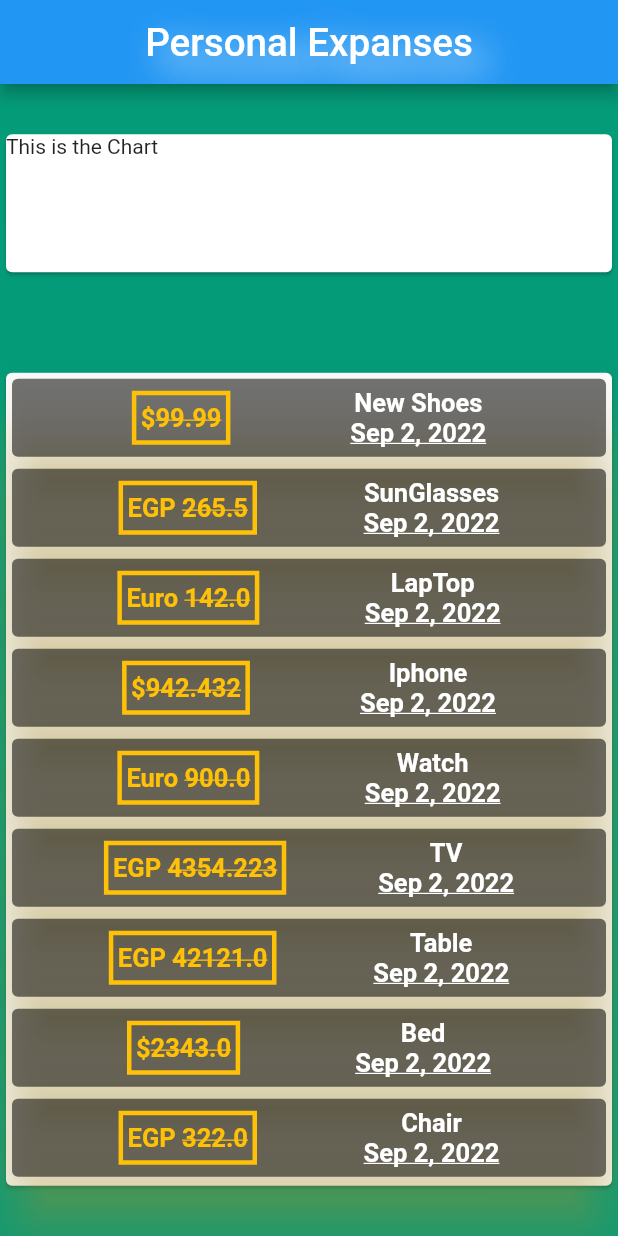
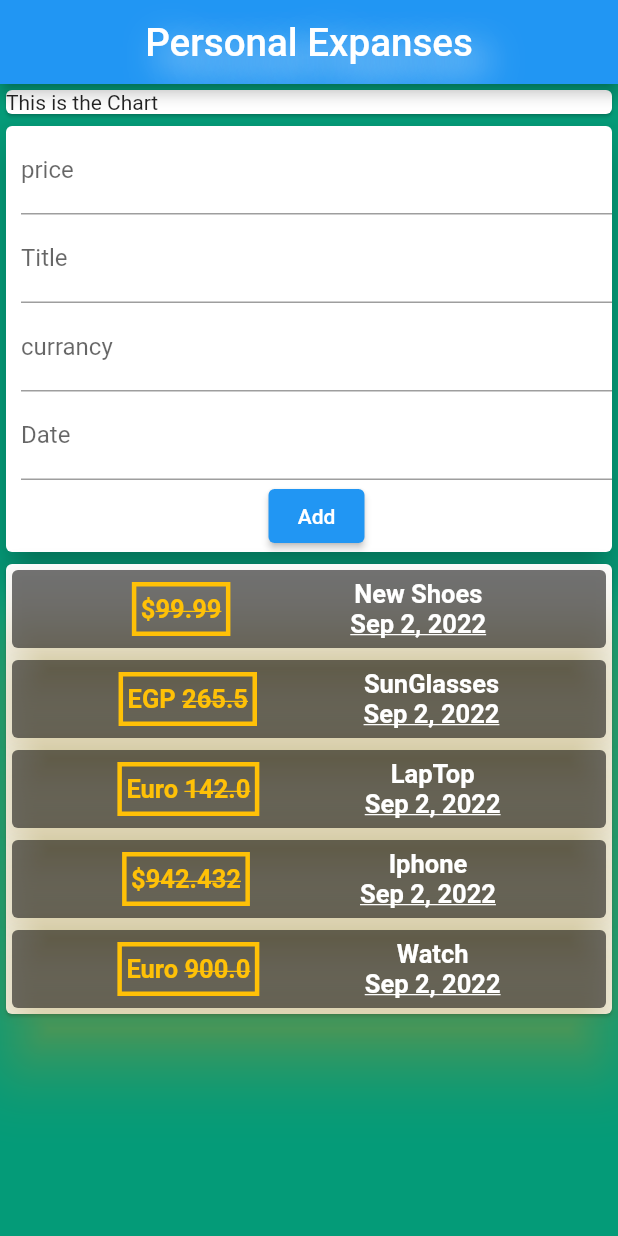
Before and after one commit to abdelazizSalah/LearningDartAndFlutter, a Flutter app: the screen it shows after launch, on a phone screen of 412 x 824 dp. Run offline on Flutter 3.47's test engine with Material 2 defaults, Android fonts, the light colour scheme and no system bars.

Commit message:
Before splitting the app into widgets

```diff
--- a/presonal_expanses_app/lib/main.dart
+++ b/presonal_expanses_app/lib/main.dart
@@ -48,31 +48,81 @@ class FirstPage extends StatelessWidget {
         amount: 900,
         currancy: 'Euro ',
         date: DateTime.now()),
-    Transactoin(
-        id: "t6",
-        title: "TV",
-        amount: 4354.223,
-        currancy: 'EGP ',
-        date: DateTime.now()),
-    Transactoin(
-        id: "t7",
-        title: "Table",
-        amount: 42121,
-        currancy: 'EGP ',
-        date: DateTime.now()),
-    Transactoin(
-        id: "t8",
-        title: "Bed",
-        amount: 2343,
-        currancy: '\$',
-        date: DateTime.now()),
-    Transactoin(
-        id: "t8",
-        title: "Chair",
-        amount: 322,
-        currancy: 'EGP ',
-        date: DateTime.now())
+    // Transactoin(
+    //     id: "t6",
+    //     title: "TV",
+    //     amount: 4354.223,
+    //     currancy: 'EGP ',
+    //     date: DateTime.now()),
+    // Transactoin(
+    //     id: "t7",
+    //     title: "Table",
+    //     amount: 42121,
+    //     currancy: 'EGP ',
+    //     date: DateTime.now()),
+    // Transactoin(
+    //     id: "t8",
+    //     title: "Bed",
+    //     amount: 2343,
+    //     currancy: '\$',
+    //     date: DateTime.now()),
+    // Transactoin(
+    //     id: "t8",
+    //     title: "Chair",
+    //     amount: 322,
+    //     currancy: 'EGP ',
+    //     date: DateTime.now())
   ];
+
+  int get TransLen {
+    return transactions.length;
+  }
+
+  String titleInput = "";
+  double priceInput = 0.0;
+  String currancyInput = "";
+  DateTime DateInput = DateTime.now();
+
+  //we use these in order to use the listners
+  final titleController = TextEditingController();
+  final amountController = TextEditingController();
+  final dateController = TextEditingController();
+  final currancyController = TextEditingController();
+
+  void ChangeTitle(String title) {
+    titleInput = title;
+    print(titleInput);
+  }
+
+  void ChangePrice(String price) {
+    priceInput = double.parse(price);
+    print(priceInput);
+  }
+
+  void ChangeCurrancy(String curr) {
+    currancyInput = curr;
+    print(currancyInput);
+  }
+
+  void ChangeDate(String date) {
+    DateInput = DateTime.now();
+    print(DateFormat.yMMMd().format(DateInput));
+  }
+
+  void printAllData() {
+    print(
+        "title = $titleInput\nprice = ${currancyInput + priceInput.toString()}\nDate = ${DateFormat.yMMMd().format(DateInput)}");
+  }
+
+  void addTransaction(String title, double price, String curr, DateTime date) {
+    Transactoin trans = Transactoin(
+        id: "T${TransLen + 1}",
+        amount: price,
+        currancy: curr,
+        date: date,
+        title: title);
+    transactions.add(trans);
+  }
 
   @override
   Widget build(BuildContext context) {
@@ -91,24 +141,64 @@ class FirstPage extends StatelessWidget {
         width: double.infinity,
         color: Color.fromARGB(255, 4, 155, 120),
         child: Column(
-            mainAxisAlignment: MainAxisAlignment.spaceAround,
+            // mainAxisAlignment: MainAxisAlignment.spaceAround,
             crossAxisAlignment: CrossAxisAlignment.stretch,
             // mainAxisSize: MainAxisSize.max,
 
             children: [
               Container(
                 // alignment: Alignment.topCenter,
-                height: 100,
-                width: 300,
+                // height: 100,
+                // width: 300,
                 child: Card(
                   borderOnForeground: true,
                   child: Text("This is the Chart"),
                   clipBehavior: Clip.antiAlias,
                 ),
               ),
+              Card(
+                elevation: 10,
+                child: Container(
+                  margin: EdgeInsets.only(left: 10),
+                  child: Column(
+                    children: [
+                      TextField(
+                        decoration: InputDecoration(labelText: "price"),
+
+                        /// here in the price on submit will be better to be able to parse the whole price
+                        /// at the end once
+                        // onSubmitted: ChangePrice,
+                        controller: amountController,
+                      ),
+                      TextField(
+                        decoration: InputDecoration(labelText: "Title"),
+                        onChanged: ChangeTitle,
+                      ),
+                      TextField(
+                        decoration: InputDecoration(labelText: "currancy"),
+                        onChanged: ChangeCurrancy,
+                      ),
+                      TextField(
+                        decoration: InputDecoration(labelText: "Date"),
+                        onSubmitted: ChangeDate,
+                      ),
+                      ElevatedButton(
+                          // onPressed: (String id, String title, double amount, String currancy, DateTime date) {
+                          //   Transactoin tx = Transactoin(id: id, title: title, amount: amount, currancy: currancy, date: date)
+                          //   transactions.add(tx);
+                          // },
+                          onPressed: () {
+                            // this is how we can use the controllers instead of creating data members and methods manually
+                            print(amountController.text);
+                          },
+                          child: Text("Add"))
+                    ],
+                  ),
+                ),
+              ),
               Container(
                 width: 300,
-                height: 550,
+                // height: 550,
                 child: Card(
                   child: Column(children: [
                     //now we need to use the map function in order to return a list of cards
```
